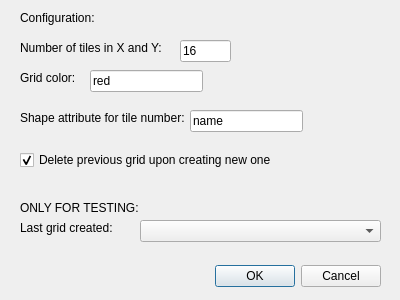
Before: the Qt Designer form tile2patch_dialog_base.ui in ricds/tile2patch, drawn with Qt 5.
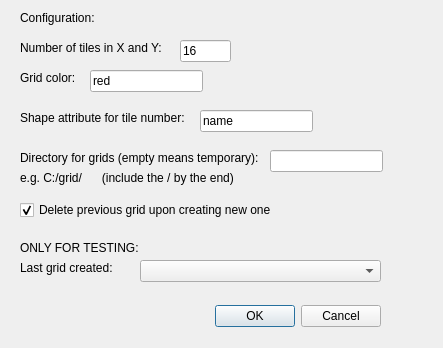
After: the same form once the commit is applied.

Commit message: add support to directory - 0.3

```diff
--- a/tile2patch_dialog_base.ui
+++ b/tile2patch_dialog_base.ui
@@ -6,8 +6,8 @@
    <rect>
     <x>0</x>
     <y>0</y>
-    <width>400</width>
-    <height>300</height>
+    <width>443</width>
+    <height>348</height>
    </rect>
   </property>
   <property name="windowTitle">
@@ -17,7 +17,7 @@
    <property name="geometry">
     <rect>
      <x>40</x>
-     <y>260</y>
+     <y>300</y>
      <width>341</width>
      <height>32</height>
     </rect>
@@ -59,7 +59,7 @@
    <property name="geometry">
     <rect>
      <x>140</x>
-     <y>220</y>
+     <y>260</y>
      <width>241</width>
      <height>22</height>
     </rect>
@@ -69,7 +69,7 @@
    <property name="geometry">
     <rect>
      <x>20</x>
-     <y>220</y>
+     <y>260</y>
      <width>101</width>
      <height>16</height>
     </rect>
@@ -108,7 +108,7 @@
    <property name="geometry">
     <rect>
      <x>20</x>
-     <y>150</y>
+     <y>200</y>
      <width>271</width>
      <height>20</height>
     </rect>
@@ -136,7 +136,7 @@
   <widget class="QLineEdit" name="shpAttributeBox">
    <property name="geometry">
     <rect>
-     <x>190</x>
+     <x>200</x>
      <y>110</y>
      <width>113</width>
      <height>22</height>
@@ -150,7 +150,7 @@
    <property name="geometry">
     <rect>
      <x>20</x>
-     <y>200</y>
+     <y>240</y>
      <width>141</width>
      <height>16</height>
     </rect>
@@ -172,6 +172,45 @@
     <string>Configuration:</string>
    </property>
   </widget>
+  <widget class="QLineEdit" name="dirBox">
+   <property name="geometry">
+    <rect>
+     <x>270</x>
+     <y>150</y>
+     <width>113</width>
+     <height>22</height>
+    </rect>
+   </property>
+   <property name="text">
+    <string/>
+   </property>
+  </widget>
+  <widget class="QLabel" name="label_7">
+   <property name="geometry">
+    <rect>
+     <x>20</x>
+     <y>150</y>
+     <width>251</width>
+     <height>16</height>
+    </rect>
+   </property>
+   <property name="text">
+    <string>Directory for grids (empty means temporary):</string>
+   </property>
+  </widget>
+  <widget class="QLabel" name="label_8">
+   <property name="geometry">
+    <rect>
+     <x>20</x>
+     <y>170</y>
+     <width>251</width>
+     <height>16</height>
+    </rect>
+   </property>
+   <property name="text">
+    <string>e.g. C:/grid/      (include the / by the end)</string>
+   </property>
+  </widget>
  </widget>
  <resources/>
  <connections>
```
The commit also changes 2 other files.
